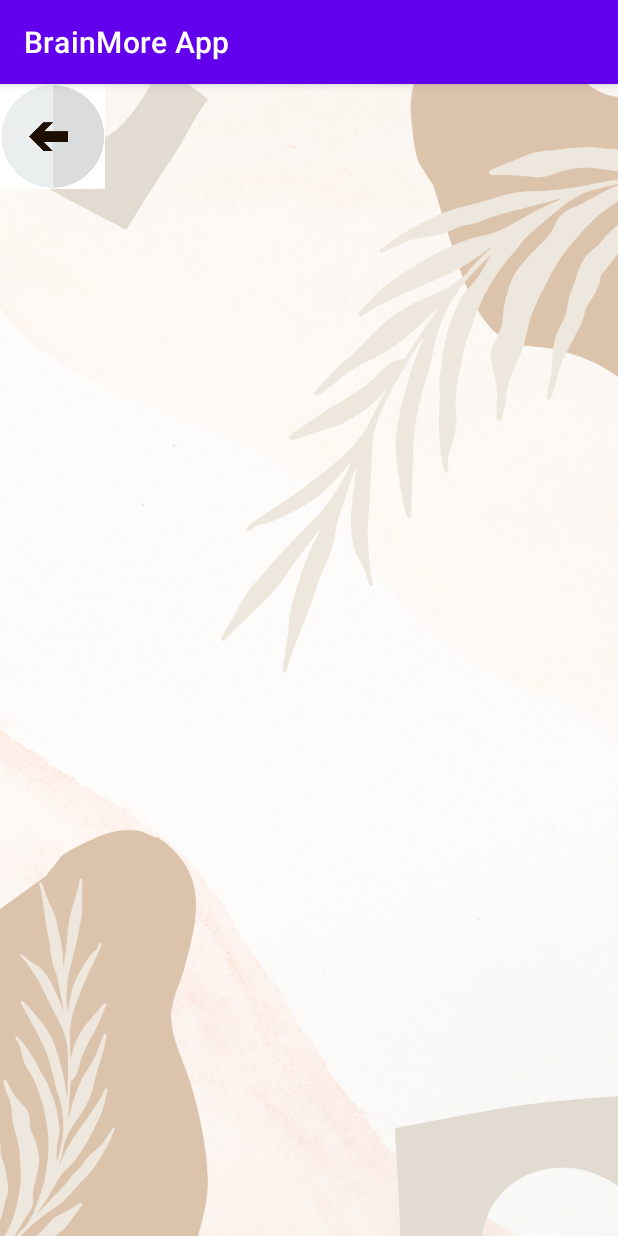
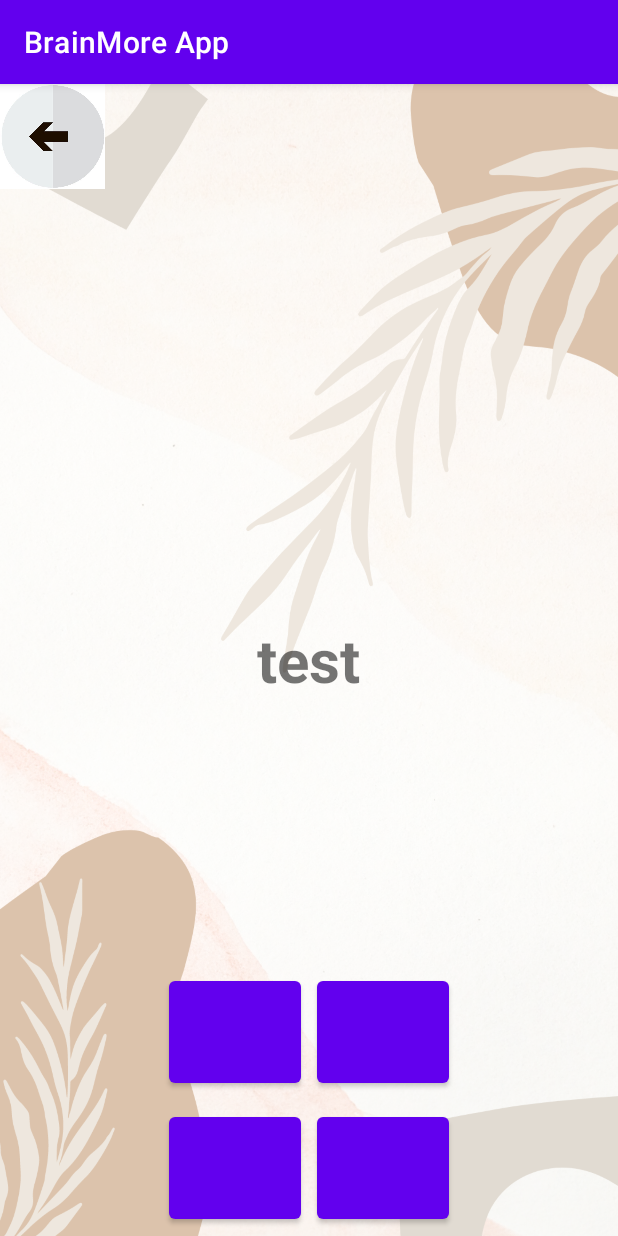
Before and after one commit to livcia/BrainMore_App, an Android app: the Quiz screen opened directly, with no data from a screen before it, on a phone screen of 412 x 824 dp. Run offline under Robolectric (Android 15) with nearby library versions, the phone set to English and light mode, and no system bars.

Commit message:
created first layout activity_quiz.xml

```diff
--- a/app/src/main/res/layout/activity_quiz.xml
+++ b/app/src/main/res/layout/activity_quiz.xml
@@ -1,5 +1,5 @@
 <?xml version="1.0" encoding="utf-8"?>
-<androidx.constraintlayout.widget.ConstraintLayout xmlns:android="http://schemas.android.com/apk/res/android"
+<RelativeLayout xmlns:android="http://schemas.android.com/apk/res/android"
     xmlns:app="http://schemas.android.com/apk/res-auto"
     xmlns:tools="http://schemas.android.com/tools"
     android:layout_width="match_parent"
@@ -13,4 +13,44 @@
         android:src="@drawable/arrow"
         />
 
-</androidx.constraintlayout.widget.ConstraintLayout>
+    <TextView
+        android:layout_width="wrap_content"
+        android:layout_height="wrap_content"
+        android:layout_centerInParent="true"
+        android:text="test"
+        android:textSize="40sp"
+        android:textStyle="bold" />
+    <LinearLayout
+
+        android:layout_above="@+id/under"
+        android:layout_centerHorizontal="true"
+        android:layout_width="wrap_content"
+        android:layout_height="wrap_content"
+        android:orientation="horizontal">
+        <Button
+            android:layout_margin="5dp"
+            android:layout_width="wrap_content"
+            android:layout_height="80dp"/>
+        <Button
+            android:layout_margin="5dp"
+            android:layout_width="wrap_content"
+            android:layout_height="80dp"/>
+    </LinearLayout>
+    <LinearLayout
+        android:id="@+id/under"
+        android:layout_alignParentBottom="true"
+        android:layout_centerHorizontal="true"
+        android:layout_width="wrap_content"
+        android:layout_height="wrap_content"
+        android:orientation="horizontal">
+        <Button
+            android:layout_margin="5dp"
+            android:layout_width="wrap_content"
+            android:layout_height="80dp"/>
+        <Button
+            android:layout_margin="5dp"
+            android:layout_width="wrap_content"
+            android:layout_height="80dp"/>
+    </LinearLayout>
+
+</RelativeLayout>
```
